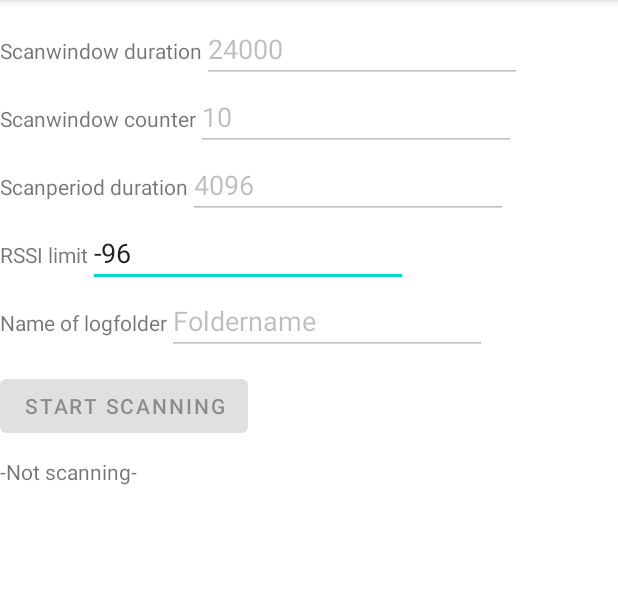
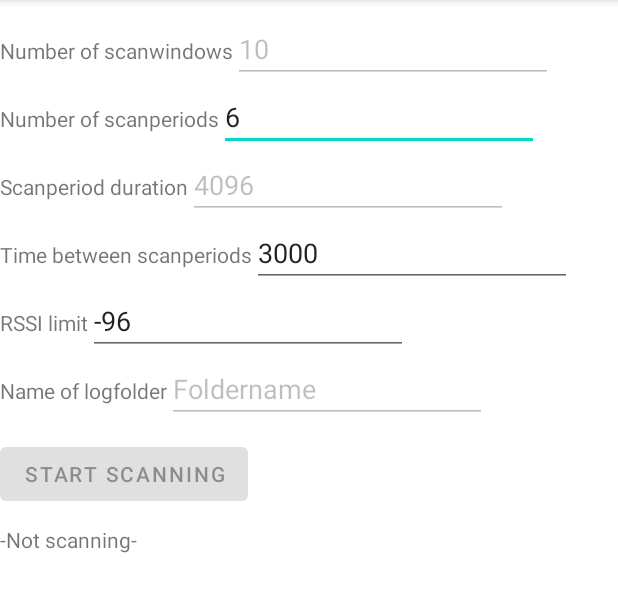
Before and after one commit to axelholmer/BLEscanner, an Android app: the screen it shows after launch (MainActivity), after a tap on "START SCANNING", on a phone screen of 412 x 824 dp, the part 84-696 px from its top. Run offline under Robolectric (Android 15) with nearby library versions, the phone set to English and light mode, and no system bars; libraries missing offline, so code that uses them is left out: org.altbeacon.beacon; 4 statements that could not run were skipped.

Commit message:
Rewrote the app to also include timebetween scanperiods to avoid the Start/stopp rule limition of androids Bluetooth scanner

```diff
--- a/app/src/main/java/com/example/ahbleslogger/MainActivity.java
+++ b/app/src/main/java/com/example/ahbleslogger/MainActivity.java
@@ -47,7 +47,9 @@ import java.util.List;
 *
 *
 *   testa med tva telefoner med cwa vad för tak man kan ha tex.
-*   Kolla uuid
+*     todo fixa ngn form av callback när BleScanner är klar, las knappar, vibrate etc.. Gör sa att blescanner thread blir interupted efter stop/när allt är klart. Experiemntera med olika time between scanperiods
+
+ *
 *
 *
 *
@@ -65,28 +67,31 @@ public class MainActivity extends AppCompatActivity {
     ToggleButton toggle = null;
     File logFile = null;
     CountDownTimer timerScanPeriod = null;
-    CountDownTimer timerScanWindow = null;
+   // CountDownTimer timerScanWindow = null;
     ScanCallback leScanCallback = null;
     int scanPeriodCounter = 0;
     int packageCounter = 0;
-    int scanWindowCounter = 0;
+    int currentScanWindow = 0;
     FileOutputStream outputStream = null;
     MediaPlayer mediaPlayer = null;
     Vibrator vibrator = null;
-
     Handler delayBetweenScanwindowHandler = null;
     Handler delayBetweenscanperiodHandler = null;
     TextView mScanlogTextView = null;
     EditText mFolderEditText = null;
-    EditText mScanwindowCounterEditText = null;
+    EditText mNumberOfscanwindowsEditText = null;
     EditText mScanwindowDurationEditText = null;
     EditText mScanperiodDurationEditText = null;
     EditText mRssiLimitEditText = null;
+    EditText mNumberOfscanperiodsEditText = null;
+    EditText mTimeBetweenScanperiodEditTexts= null;
+    Blescanner bleScanner = null;
+
     Button mStartScanButton;
     Button mStoptScanButton;
 
     Boolean isStoppedByUsed = false;
-
+    String folderPath = "";
 
     int rssiLimit = 0;
     String logString = "";
@@ -97,9 +102,10 @@ public class MainActivity extends AppCompatActivity {
     protected  void onDestroy() {
         super.onDestroy();
         timerScanPeriod.cancel();
-        timerScanWindow.cancel();
+       // timerScanWindow.cancel();
         stopScanWindow();
     }
+
 
     @Override
     protected void onCreate(Bundle savedInstanceState) {
@@ -136,18 +142,30 @@ public class MainActivity extends AppCompatActivity {
         vibrator = ((Vibrator) this.getSystemService(Context.VIBRATOR_SERVICE));
 
         //uiElements
-        mScanwindowDurationEditText = findViewById(R.id.scanwindowDurationEditText);
-        mScanwindowCounterEditText = findViewById(R.id.scanwindowCounterEditText);
+
+
+
+        mNumberOfscanwindowsEditText = findViewById(R.id.numberOfScanwindowsEditText);
         mFolderEditText = findViewById(R.id.FolderEditText);
         mScanlogTextView = findViewById(R.id.scanlogTextView);
         mScanperiodDurationEditText = findViewById(R.id.scanperiodDurationEditText);
         mRssiLimitEditText = findViewById(R.id.rssiLimitEditText);
-       // toggle = findViewById(R.id.toggleButton);
+
         mStartScanButton = findViewById(R.id.startScanButton);
-       // mStoptScanButton = findViewById(R.id.stopScanButton);
+        mTimeBetweenScanperiodEditTexts = findViewById(R.id.timeBetweenScanperiodEditTexts);
+        mNumberOfscanperiodsEditText = findViewById(R.id.numberOfScanperiodsEditText);
 
 
-        mStartScanButton.setOnClickListener(view -> start());
+        // mStoptScanButton = findViewById(R.id.stopScanButton);
+
+
+        mStartScanButton.setOnClickListener(view -> {
+            try {
+                start();
+            } catch (InterruptedException e) {
+                e.printStackTrace();
+            }
+        });
 
      //  mStoptScanButton.setOnClickListener(view -> stop());
 
@@ -226,19 +244,34 @@ public class MainActivity extends AppCompatActivity {
 
     public void setInputsDisabled(Boolean isEnabled){
         isStoppedByUsed = isEnabled;
-        mScanwindowDurationEditText.setEnabled(isEnabled);
-        mScanwindowCounterEditText.setEnabled(isEnabled);
+        mNumberOfscanwindowsEditText.setEnabled(isEnabled);
         mFolderEditText.setEnabled(isEnabled);
         mScanperiodDurationEditText.setEnabled(isEnabled);
         mStartScanButton.setEnabled(isEnabled);
     }
 
 
-    public void start(){
+    public void start() throws InterruptedException {
         setInputsDisabled(false);
 
+        int rssiLimit = Integer.parseInt(String.valueOf(mRssiLimitEditText.getText()));
+        int timeBetweenScanperiods = Integer.parseInt(String.valueOf(mTimeBetweenScanperiodEditTexts.getText()));
+        int numbersOfScanperiods = Integer.parseInt(String.valueOf(mNumberOfscanperiodsEditText.getText()));
+        int numberOfScanwindows = Integer.parseInt(String.valueOf(mNumberOfscanwindowsEditText.getText()));
+        int scanperiodDuration =  Integer.parseInt(String.valueOf(mScanperiodDurationEditText.getText()));
+        folderPath = String.valueOf(mFolderEditText.getText());
 
+        String state = Environment.getExternalStorageState();
+        if (!Environment.MEDIA_MOUNTED.equals(state)) {
+            //If it isn't mounted - we can't write into it.
+            return;
+        }
 
+        File absoluteDir = new File(getExternalFilesDir(null), folderPath);
+        if (!absoluteDir.exists()){
+            absoluteDir.mkdirs();
+        }
+/*
         timerScanPeriod = new CountDownTimer(Integer.parseInt(String.valueOf(mScanperiodDurationEditText.getText())), 1000) {
             public void onTick(long millisUntilFinished) {
             }
@@ -247,14 +280,14 @@ public class MainActivity extends AppCompatActivity {
                     bluetoothLeScanner.stopScan(leScanCallback);
                     bluetoothLeScanner.flushPendingScanResults(leScanCallback);
 
-                    if(mIsScanningWindow){
+                    if(scanPeriodCounter < 6){
 
                         //Handler here
                         /*
                         delayBetweenscanperiodHandler.postDelayed(() -> {
                             scanPeriodCounter++;
                             startScanningPeriod();}, 2000);
-                            */
+
 
                         scanPeriodCounter++;
                         startScanningPeriod();
@@ -263,22 +296,47 @@ public class MainActivity extends AppCompatActivity {
                 }
             }
         };
+*/
+            //interupta/destroya denna när allt är klart ellr stopped.
+            bleScanner = new Blescanner(this,absoluteDir, folderPath,rssiLimit, mScanlogTextView, timeBetweenScanperiods, numbersOfScanperiods, numberOfScanwindows, scanperiodDuration  );
+            bleScanner.start();
 
+
+
+
+
+
+
+
+        /*
+        //Here loop with how many scanperiods. 6 scanperiods == 30min scanwindow.
         timerScanWindow = new CountDownTimer(Integer.parseInt(String.valueOf(mScanwindowDurationEditText.getText())), 1000) {
             public void onTick(long millisUntilFinished) {
             }
             public void onFinish() {
                 scanWindowCounter++;
                 Log.i("scanning", "timerStop");
-
                 setScanning(false);
                 //toggle.setChecked(false);
                // toggle.setEnabled(true);
             }
         };
+        setScanning(true);
 
-        setScanning(true);
+*/
+
     }
+
+    public void startScanperiod(){
+
+    }
+
+
+
+
+
+
+
 
     public void stop(){
 
@@ -309,7 +367,7 @@ public class MainActivity extends AppCompatActivity {
 
             //String folderPath = "FolderTest";
             String folderPath = String.valueOf(mFolderEditText.getText());
-            if(scanWindowCounter == 0){
+            if(currentScanWindow == 0){
                 mediaPlayer.stop();
                 File absoluteDir = new File(getExternalFilesDir(null), folderPath);
                 if (!absoluteDir.exists()){
@@ -337,11 +395,11 @@ public class MainActivity extends AppCompatActivity {
             }
 
             //    logger = new CustomLogger(context, path, sessionName, mSensorName, "txt", false, mNanosOffset, logFileMaxSize);
-            Log.i("scanning", "Starting Scanwindow: " + scanWindowCounter);
+            Log.i("scanning", "Starting Scanwindow: " + currentScanWindow);
             startScanWindow();
 
         } else {
-            Log.i("scanning", "Stoppin Scanwindow: " + scanWindowCounter);
+            Log.i("scanning", "Stoppin Scanwindow: " + currentScanWindow);
 
             stopScanWindow();
         }
@@ -355,12 +413,29 @@ public class MainActivity extends AppCompatActivity {
         bluetoothAdapter = bluetoothManager.getAdapter();
         bluetoothLeScanner = bluetoothAdapter.getBluetoothLeScanner();
 
+
+        long currentMillis = (new Date()).getTime();
+        String txtPath = folderPath + File.separator + "Session_" + currentMillis +".txt" ;
+        logFile = new File(getExternalFilesDir(null), txtPath);
+
+        try {
+            logFile.createNewFile();
+            outputStream = new FileOutputStream(logFile, true);
+        } catch (Exception e) {
+            e.printStackTrace();
+        }
+
+
         if ((bluetoothLeScanner != null) ) {
             leScanCallback = getLeScanCallback();
             bluetoothLeScanner.startScan( scanFilters, scanSettings, leScanCallback );
         }
 
-        timerScanPeriod.start();
+
+        //Here wait for thread to finish
+       timerScanPeriod.start();
+
+
         }
 
     public void startScanWindow(){
@@ -373,7 +448,7 @@ public class MainActivity extends AppCompatActivity {
            //Starting BLEScann
 
 
-        timerScanWindow.start();
+     //   timerScanWindow.start();
     }
 
     private ScanCallback getLeScanCallback(){
@@ -390,7 +465,7 @@ public class MainActivity extends AppCompatActivity {
                         String advHex =  bytesToHex(result.getScanRecord().getBytes());
                       //  Log.i("scanning", "Test: " +  advHex);
                       //   if(advHex.contains(UUIDToCompare2)){
-                         String logText =  "ScanWindowCounter:" + scanWindowCounter + " ScanPeriodCounter:" + scanPeriodCounter + " RSSI:" + result.getRssi() + " PacketCounter:" + packageCounter + " ID: " + result.getDevice().getAddress();
+                         String logText =  "ScanWindowCounter:" + currentScanWindow + " ScanPeriodCounter:" + scanPeriodCounter + " RSSI:" + result.getRssi() + " PacketCounter:" + packageCounter + " ID: " + result.getDevice().getAddress();
                          Log.i("scanning", logText );
 
 
@@ -398,7 +473,7 @@ public class MainActivity extends AppCompatActivity {
                              mScanlogTextView.setText(logText);
                          // String.valueOf(mScanwindowPeriodEditText);
                              long currentMillis = (new Date()).getTime();
-                             logString += String.format("%s", currentMillis) + ";" + packageCounter + ";" + scanWindowCounter + ";" + scanPeriodCounter + ";" + result.getRssi() +";" +result.getDevice().getAddress()+'\n';
+                             logString += String.format("%s", currentMillis) + ";" + packageCounter + ";" + currentScanWindow + ";" + scanPeriodCounter + ";" + result.getRssi() +";" +result.getDevice().getAddress()+'\n';
 
                             /*
                              String log =  String.format("%s", currentMillis) + ";" + packageCounter + ";" + scanWindowCounter + ";" + scanPeriodCounter + ";" + result.getRssi();
@@ -468,7 +543,7 @@ public class MainActivity extends AppCompatActivity {
             e.printStackTrace();
         }
 
-        if( (scanWindowCounter < Integer.parseInt(String.valueOf(mScanwindowCounterEditText.getText()))) && !isStoppedByUsed){
+        if( (currentScanWindow < Integer.parseInt(String.valueOf(mNumberOfscanwindowsEditText.getText()))) && !isStoppedByUsed){
             delayBetweenScanwindowHandler.postDelayed(() ->
                     setScanning(true), 200);
                     //toggle.setChecked(true), 200);
@@ -477,7 +552,7 @@ public class MainActivity extends AppCompatActivity {
              vibrator.vibrate(10000);
             Log.i("scanning", "Done with scanning");
             mScanlogTextView.setText("Done with scanning");
-            scanWindowCounter = 0;
+            currentScanWindow = 0;
 
             setInputsDisabled(true);
 
--- a/app/src/main/res/layout/activity_main.xml
+++ b/app/src/main/res/layout/activity_main.xml
@@ -8,25 +8,6 @@
 
     <Space android:layout_width="wrap_content" android:layout_height="10dp"/>
 
-    <LinearLayout
-        android:layout_width="wrap_content"
-        android:layout_height="wrap_content"
-        android:orientation="horizontal">
-        <TextView
-            android:id="@+id/scanwindowTextView"
-            android:layout_width="match_parent"
-            android:layout_height="wrap_content"
-            android:text="Scanwindow duration" />
-
-        <EditText
-            android:id="@+id/scanwindowDurationEditText"
-            android:layout_width="match_parent"
-            android:layout_height="wrap_content"
-            android:ems="10"
-            android:inputType="number"
-            android:text="24000"
-            />
-    </LinearLayout>
 
 
     <LinearLayout
@@ -35,13 +16,13 @@
         android:orientation="horizontal">
 
         <TextView
-            android:id="@+id/scanwindowCounterTextView"
+            android:id="@+id/numberOfScanwindowsTextView"
             android:layout_width="match_parent"
             android:layout_height="wrap_content"
-            android:text="Scanwindow counter" />
+            android:text="Number of scanwindows" />
 
         <EditText
-            android:id="@+id/scanwindowCounterEditText"
+            android:id="@+id/numberOfScanwindowsEditText"
             android:layout_width="match_parent"
             android:layout_height="wrap_content"
             android:ems="10"
@@ -51,7 +32,25 @@
 
     </LinearLayout>
 
+    <LinearLayout
+        android:layout_width="wrap_content"
+        android:layout_height="wrap_content"
+        android:orientation="horizontal">
+        <TextView
+            android:id="@+id/numberOfScanperiodsTextView"
+            android:layout_width="match_parent"
+            android:layout_height="wrap_content"
+            android:text="Number of scanperiods" />
 
+        <EditText
+            android:id="@+id/numberOfScanperiodsEditText"
+            android:layout_width="match_parent"
+            android:layout_height="wrap_content"
+            android:ems="10"
+            android:inputType="number"
+            android:text="6"
+            />
+    </LinearLayout>
 
     <LinearLayout
         android:layout_width="wrap_content"
@@ -70,6 +69,26 @@
             android:ems="10"
             android:inputType="number"
             android:text="4096"
+            />
+    </LinearLayout>
+
+    <LinearLayout
+        android:layout_width="wrap_content"
+        android:layout_height="wrap_content"
+        android:orientation="horizontal">
+        <TextView
+            android:id="@+id/timeBetweenScanperiodTextView"
+            android:layout_width="match_parent"
+            android:layout_height="wrap_content"
+            android:text="Time between scanperiods" />
+
+        <EditText
+            android:id="@+id/timeBetweenScanperiodEditTexts"
+            android:layout_width="match_parent"
+            android:layout_height="wrap_content"
+            android:ems="10"
+            android:inputType="number"
+            android:text="3000"
             />
     </LinearLayout>
 
```
Also changed, not shown: app/src/main/java/com/example/ahbleslogger/Blescanner.java (added, +269 -0 lines).
